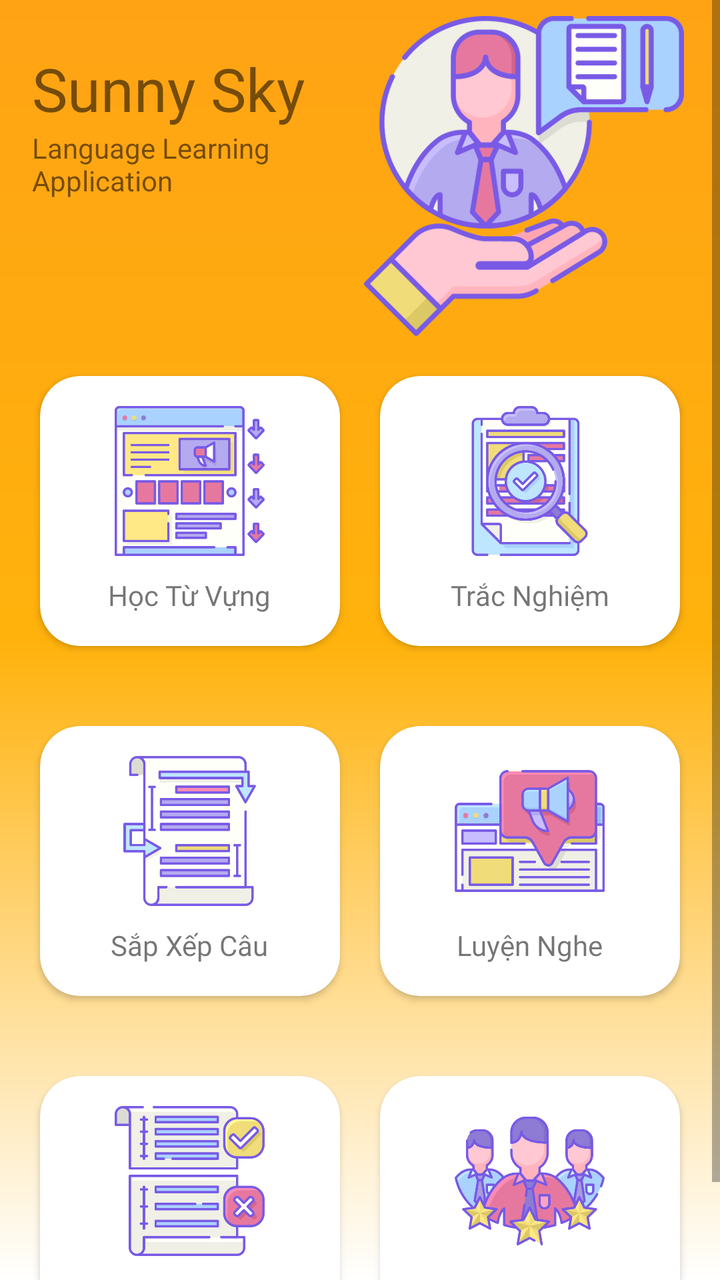
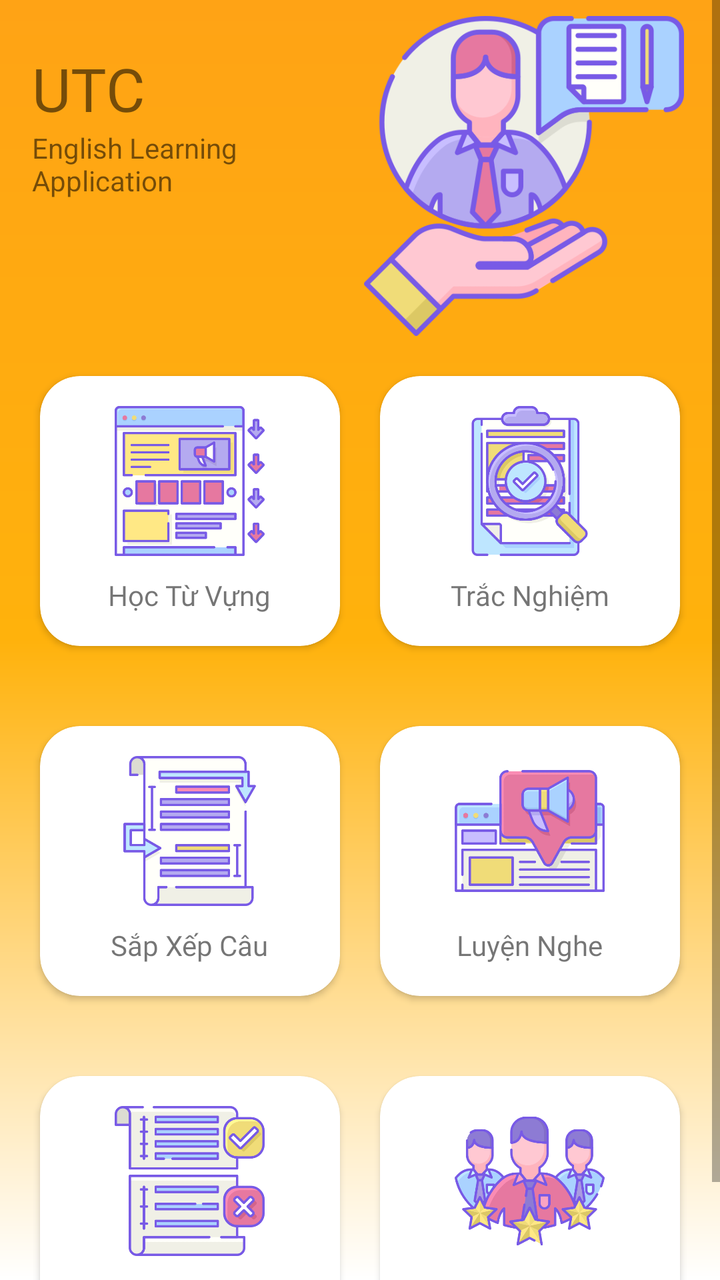

Before-and-after screenshots of an Android layout around one commit, followed by the original layout XML and the change that was made.
<!-- AndroidManifest.xml: application theme Theme.FirebaseProjectStudyEnglish -->
<!-- res/layout/fragment_home.xml -->
<?xml version="1.0" encoding="utf-8"?>
<ScrollView
    xmlns:android="http://schemas.android.com/apk/res/android"
    xmlns:app="http://schemas.android.com/apk/res-auto"
    xmlns:tools="http://schemas.android.com/tools"
    android:layout_width="match_parent"
    android:layout_height="match_parent"
    android:background="@drawable/yellowbackground"
    tools:context=".ui.home.HomeFragment">
<androidx.constraintlayout.widget.ConstraintLayout
    android:layout_width="match_parent"
    android:layout_height="match_parent">

    <TextView
        android:id="@+id/textView4"
        android:layout_width="0dp"
        android:layout_height="wrap_content"
        android:layout_marginStart="16dp"
        android:layout_marginLeft="16dp"
        android:layout_marginTop="24dp"
        android:fontFamily="@font/bungee"
        android:text="Sunny Sky"
        android:textSize="30sp"
        app:layout_constraintEnd_toStartOf="@+id/imageView3"
        app:layout_constraintStart_toStartOf="parent"
        app:layout_constraintTop_toTopOf="parent" />

    <TextView
        android:id="@+id/textView5"
        android:layout_width="0dp"
        android:layout_height="wrap_content"
        android:layout_marginStart="16dp"
        android:layout_marginLeft="16dp"
        android:text="Language Learning Application"
        app:layout_constraintEnd_toStartOf="@+id/imageView3"
        app:layout_constraintStart_toStartOf="parent"
        app:layout_constraintTop_toBottomOf="@+id/textView4" />

    <ImageView
        android:id="@+id/imageView3"
        android:layout_width="0dp"
        android:layout_height="160dp"
        android:layout_marginTop="8dp"
        android:layout_marginEnd="16dp"
        android:layout_marginRight="16dp"
        android:src="@drawable/client"
        app:layout_constraintEnd_toEndOf="parent"
        app:layout_constraintStart_toEndOf="@+id/textView5"
        app:layout_constraintTop_toTopOf="parent" />

    <LinearLayout
        android:id="@+id/linearLayout"
        android:layout_width="0dp"
        android:layout_height="175dp"
        android:orientation="horizontal"
        android:padding="10dp"
        app:layout_constraintEnd_toEndOf="parent"
        app:layout_constraintStart_toStartOf="parent"
        app:layout_constraintTop_toBottomOf="@+id/imageView3">

        <androidx.cardview.widget.CardView
            android:id="@+id/cardViewHocTuVung"
            android:layout_width="0dp"
            android:layout_height="match_parent"
            android:layout_margin="10dp"
            android:clickable="true"
            app:cardCornerRadius="20dp"

            android:layout_weight="1">

            <RelativeLayout
                android:layout_width="match_parent"
                android:layout_height="match_parent">

                <TextView
                    android:id="@+id/tvHTV"
                    android:layout_width="wrap_content"
                    android:layout_height="wrap_content"
                    android:layout_below="@id/ivHTV"
                    android:layout_centerHorizontal="true"
                    android:layout_marginTop="10dp"
                    android:fontFamily="@font/bungee"
                    android:text="Học Từ Vựng"
                    android:textSize="14sp" />

                <ImageView
                    android:id="@+id/ivHTV"
                    android:layout_width="75dp"
                    android:layout_height="75dp"
                    android:layout_centerHorizontal="true"
                    android:layout_marginTop="15dp"
                    android:src="@drawable/tuvung" />
            </RelativeLayout>
        </androidx.cardview.widget.CardView>

        <androidx.cardview.widget.CardView
            android:id="@+id/cardViewTracNghiem"
            android:layout_width="0dp"
            android:layout_height="match_parent"
            android:layout_margin="10dp"
            android:clickable="true"
            app:cardCornerRadius="20dp"
            android:layout_weight="1">

            <RelativeLayout
                android:layout_width="match_parent"
                android:layout_height="match_parent">

                <TextView
                    android:id="@+id/tvTN"
                    android:layout_width="wrap_content"
                    android:layout_height="wrap_content"
                    android:layout_below="@id/ivTN"
                    android:layout_centerHorizontal="true"
                    android:layout_marginTop="10dp"
                    android:fontFamily="@font/bungee"
                    android:text="Trắc Nghiệm" />

                <ImageView
                    android:id="@+id/ivTN"
                    android:layout_width="75dp"
                    android:layout_height="75dp"
                    android:layout_centerHorizontal="true"
                    android:layout_marginTop="15dp"
                    android:src="@drawable/tracnghiem" />
            </RelativeLayout>
        </androidx.cardview.widget.CardView>
    </LinearLayout>

    <LinearLayout
        android:id="@+id/linearLayout2"
        android:layout_width="0dp"
        android:layout_height="175dp"
        android:orientation="horizontal"
        android:padding="10dp"
        app:layout_constraintEnd_toEndOf="parent"
        app:layout_constraintHorizontal_bias="0.0"
        app:layout_constraintStart_toStartOf="parent"
        app:layout_constraintTop_toBottomOf="@+id/linearLayout">

        <androidx.cardview.widget.CardView
            android:id="@+id/cardViewSapXepCau"
            android:layout_width="0dp"
            android:layout_height="match_parent"
            android:layout_margin="10dp"
            android:clickable="true"
            app:cardCornerRadius="20dp"
            android:layout_weight="1">

            <RelativeLayout
                android:layout_width="match_parent"
                android:layout_height="match_parent">

                <TextView
                    android:id="@+id/tvSXC"
                    android:layout_width="wrap_content"
                    android:layout_height="wrap_content"
                    android:layout_below="@id/ivSXC"
                    android:layout_centerHorizontal="true"
                    android:layout_marginTop="10dp"
                    android:fontFamily="@font/bungee"
                    android:text="Sắp Xếp Câu"
                    android:textSize="14sp" />

                <ImageView
                    android:id="@+id/ivSXC"
                    android:layout_width="75dp"
                    android:layout_height="75dp"
                    android:layout_centerHorizontal="true"
                    android:layout_marginTop="15dp"
                    android:src="@drawable/sxc2"
                    app:srcCompat="@drawable/sxc2" />
            </RelativeLayout>
        </androidx.cardview.widget.CardView>

        <androidx.cardview.widget.CardView
            android:id="@+id/cardViewLuyenNghe"
            android:layout_width="0dp"
            android:layout_height="match_parent"
            android:layout_margin="10dp"
            android:clickable="true"
            app:cardCornerRadius="20dp"
            android:layout_weight="1">

            <RelativeLayout
                android:layout_width="match_parent"
                android:layout_height="match_parent">

                <TextView
                    android:id="@+id/tvLN"
                    android:layout_width="wrap_content"
                    android:layout_height="wrap_content"
                    android:layout_below="@id/ivLN"
                    android:layout_centerHorizontal="true"
                    android:layout_marginTop="10dp"
                    android:fontFamily="@font/bungee"
                    android:text="Luyện Nghe" />

                <ImageView
                    android:id="@+id/ivLN"
                    android:layout_width="75dp"
                    android:layout_height="75dp"
                    android:layout_centerHorizontal="true"
                    android:layout_marginTop="15dp"
                    android:src="@drawable/luyennghe"
                    app:srcCompat="@drawable/luyennghe" />
            </RelativeLayout>
        </androidx.cardview.widget.CardView>
    </LinearLayout>

    <LinearLayout
        android:id="@+id/linearLayout3"
        android:layout_width="0dp"
        android:layout_height="175dp"
        android:orientation="horizontal"
        android:padding="10dp"
        app:layout_constraintEnd_toEndOf="parent"
        app:layout_constraintHorizontal_bias="0.0"
        app:layout_constraintStart_toStartOf="parent"
        app:layout_constraintTop_toBottomOf="@+id/linearLayout2">

        <androidx.cardview.widget.CardView
            android:id="@+id/cardViewDienKhuyet"
            android:layout_width="0dp"
            android:layout_height="match_parent"
            android:layout_margin="10dp"
            android:clickable="true"
            app:cardCornerRadius="20dp"
            android:layout_weight="1">

            <RelativeLayout
                android:layout_width="match_parent"
                android:layout_height="match_parent">

                <TextView
                    android:id="@+id/tvDK"
                    android:layout_width="wrap_content"
                    android:layout_height="wrap_content"
                    android:layout_below="@id/ivDK"
                    android:layout_centerHorizontal="true"
                    android:layout_marginTop="10dp"
                    android:fontFamily="@font/bungee"
                    android:text="Điền Khuyết"
                    android:textSize="14sp" />

                <ImageView
                    android:id="@+id/ivDK"
                    android:layout_width="75dp"
                    android:layout_height="75dp"
                    android:layout_centerHorizontal="true"
                    android:layout_marginTop="15dp"
                    android:src="@drawable/dienkhuyet"
                    app:srcCompat="@drawable/dienkhuyet" />
            </RelativeLayout>
        </androidx.cardview.widget.CardView>

        <androidx.cardview.widget.CardView
            android:id="@+id/cardViewXepHang"
            android:layout_width="0dp"
            android:layout_height="match_parent"
            android:layout_margin="10dp"
            android:clickable="true"
            app:cardCornerRadius="20dp"
            android:layout_weight="1">

            <RelativeLayout
                android:layout_width="match_parent"
                android:layout_height="match_parent">

                <TextView
                    android:id="@+id/tvXH"
                    android:layout_width="wrap_content"
                    android:layout_height="wrap_content"
                    android:layout_below="@id/ivXH"
                    android:layout_centerHorizontal="true"
                    android:layout_marginTop="10dp"
                    android:fontFamily="@font/bungee"
                    android:text="Xếp Hạng" />

                <ImageView
                    android:id="@+id/ivXH"
                    android:layout_width="75dp"
                    android:layout_height="75dp"
                    android:layout_centerHorizontal="true"
                    android:layout_marginTop="15dp"
                    android:src="@drawable/rankcustomer"
                    app:srcCompat="@drawable/rankcustomer" />
            </RelativeLayout>
        </androidx.cardview.widget.CardView>
    </LinearLayout>

</androidx.constraintlayout.widget.ConstraintLayout>
</ScrollView>
<!-- resources referenced by this layout -->
<resources>
  <!-- drawable client: png bitmap (drawable, 44881 bytes) -->
  <!-- drawable dienkhuyet: png bitmap (drawable, 25679 bytes) -->
  <!-- drawable luyennghe: png bitmap (drawable, 23394 bytes) -->
  <!-- drawable rankcustomer: png bitmap (drawable, 69633 bytes) -->
  <!-- drawable sxc2: png bitmap (drawable, 14620 bytes) -->
  <!-- drawable tracnghiem: png bitmap (drawable, 41565 bytes) -->
  <!-- drawable tuvung: png bitmap (drawable, 23399 bytes) -->
  <!-- drawable yellowbackground (drawable) -->
  <?xml version="1.0" encoding="utf-8"?>
  <shape xmlns:android="http://schemas.android.com/apk/res/android">
      <gradient
          android:startColor="@color/white"
          android:centerColor="#FFB20C"
          android:endColor="#FFA315"
          android:angle="90">
      </gradient>
  </shape>
  <style name="Theme.FirebaseProjectStudyEnglish" parent="Theme.MaterialComponents.DayNight.NoActionBar">
          
          <item name="colorPrimary">@color/purple_500</item>
          <item name="colorPrimaryVariant">@color/purple_700</item>
          <item name="colorOnPrimary">@color/white</item>
          
          <item name="colorSecondary">@color/teal_200</item>
          <item name="colorSecondaryVariant">@color/teal_700</item>
          <item name="colorOnSecondary">@color/black</item>
          
          <item name="android:statusBarColor" tools:targetApi="l">?attr/colorPrimaryVariant</item>
          <item name="windowActionBar">false</item>
          <item name="windowNoTitle">true</item>
  
          
      </style>
  <color name="white">#FFFFFFFF</color>
  <color name="purple_500">#FF6200EE</color>
  <color name="purple_700">#FF3700B3</color>
  <color name="teal_200">#FF03DAC5</color>
  <color name="teal_700">#FF018786</color>
  <color name="black">#FF000000</color>
</resources>

<!-- the commit's change to res/layout/fragment_home.xml (unified diff, before → after) -->
@@ -16,10 +16,9 @@
         android:layout_width="0dp"
         android:layout_height="wrap_content"
         android:layout_marginStart="16dp"
-        android:layout_marginLeft="16dp"
         android:layout_marginTop="24dp"
         android:fontFamily="@font/bungee"
-        android:text="Sunny Sky"
+        android:text="UTC"
         android:textSize="30sp"
         app:layout_constraintEnd_toStartOf="@+id/imageView3"
         app:layout_constraintStart_toStartOf="parent"
@@ -30,8 +29,7 @@
         android:layout_width="0dp"
         android:layout_height="wrap_content"
         android:layout_marginStart="16dp"
-        android:layout_marginLeft="16dp"
-        android:text="Language Learning Application"
+        android:text="English Learning Application"
         app:layout_constraintEnd_toStartOf="@+id/imageView3"
         app:layout_constraintStart_toStartOf="parent"
         app:layout_constraintTop_toBottomOf="@+id/textView4" />
